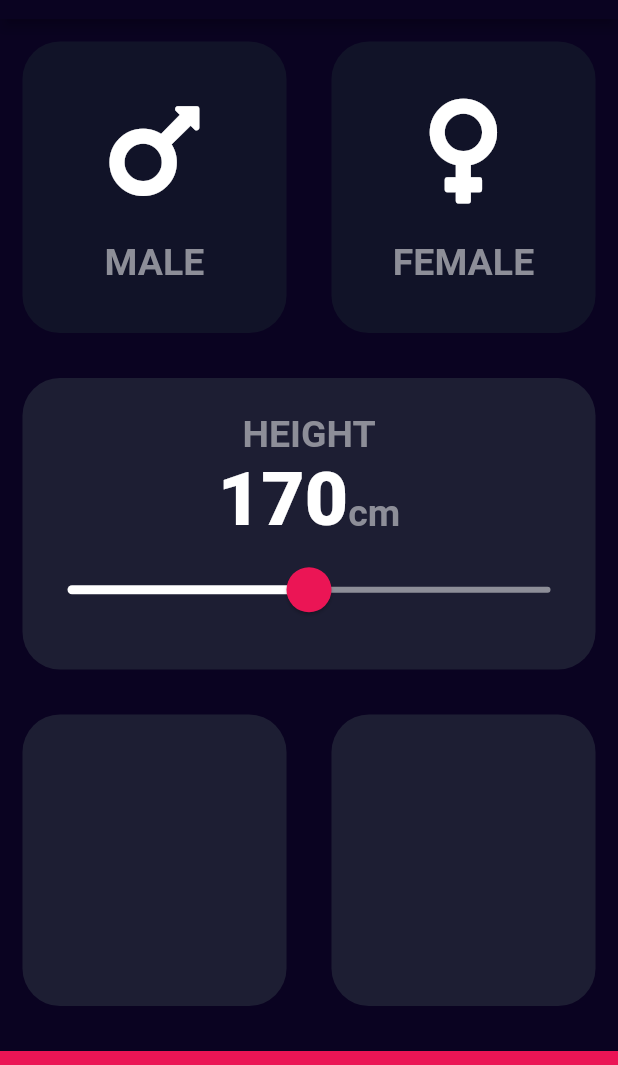
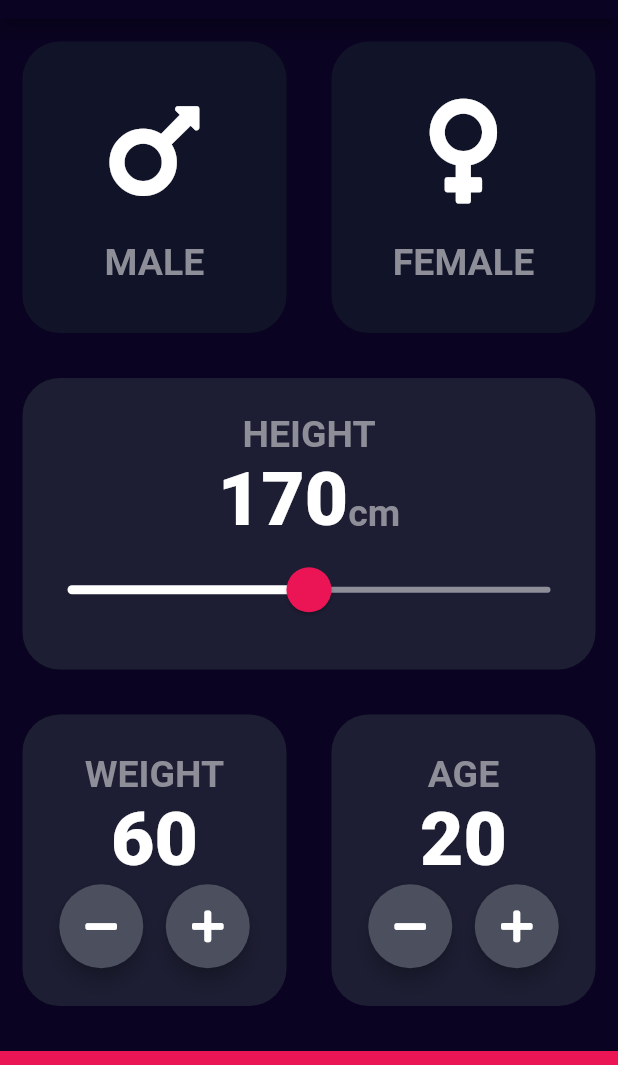
Before and after one commit to kv778/FlutterCourse, a Flutter app: the screen it shows after launch, on a phone screen of 412 x 824 dp, the part 65-1130 px from its top. Run offline on Flutter 3.47's test engine with Material 2 defaults, Android fonts, the phone set to English and light mode, and no system bars; our stand-ins replace audioplayers, font_awesome_flutter.

Commit message:
Added the Weight and Age cards

```diff
--- a/bmi_calculator/lib/input_page.dart
+++ b/bmi_calculator/lib/input_page.dart
@@ -11,13 +11,14 @@ enum Gender {
   female,
 }
 int height = 170;
+int weight = 60;
+int age = 20;
 class InputPage extends StatefulWidget {
   @override
   _InputPageState createState() => _InputPageState();
 }
 
 class _InputPageState extends State<InputPage> {
-
   Gender selectedGender;
 
   @override
@@ -41,12 +42,14 @@ class _InputPageState extends State<InputPage> {
               children: [
                 Expanded(
                   child: ReusableCard(
-                    onPress: (){
+                    onPress: () {
                       setState(() {
                         selectedGender = Gender.male;
                       });
                     },
-                    colour: selectedGender == Gender.male ? kActiveCardColor : kInactiveCardColor,
+                    colour: selectedGender == Gender.male
+                        ? kActiveCardColor
+                        : kInactiveCardColor,
                     cardChild: GenderCard(
                       displayIcon: FontAwesomeIcons.mars,
                       displayText: 'MALE',
@@ -55,12 +58,14 @@ class _InputPageState extends State<InputPage> {
                 ),
                 Expanded(
                   child: ReusableCard(
-                    onPress: (){
+                    onPress: () {
                       setState(() {
                         selectedGender = Gender.female;
                       });
                     },
-                    colour: selectedGender == Gender.female ? kActiveCardColor : kInactiveCardColor,
+                    colour: selectedGender == Gender.female
+                        ? kActiveCardColor
+                        : kInactiveCardColor,
                     cardChild: GenderCard(
                       displayIcon: FontAwesomeIcons.venus,
                       displayText: 'FEMALE',
@@ -72,7 +77,7 @@ class _InputPageState extends State<InputPage> {
           ),
           Expanded(
             child: ReusableCard(
-                colour: kActiveCardColor,
+              colour: kActiveCardColor,
               cardChild: Column(
                 mainAxisAlignment: MainAxisAlignment.center,
                 crossAxisAlignment: CrossAxisAlignment.center,
@@ -110,7 +115,6 @@ class _InputPageState extends State<InputPage> {
                         overlayRadius: 30.0,
                       ),
                     ),
-
                     child: Slider(
                       value: height.toDouble(),
                       min: minHeight.toDouble(),
@@ -130,10 +134,94 @@ class _InputPageState extends State<InputPage> {
             child: Row(
               children: [
                 Expanded(
-                  child: ReusableCard(colour: kActiveCardColor),
+                  child: ReusableCard(
+                      colour: kActiveCardColor,
+                    cardChild: Column(
+                      mainAxisAlignment: MainAxisAlignment.center,
+                      children: [
+                        Text(
+                          'WEIGHT',
+                          style: kLabelTextStyle,
+                        ),
+                        Text(
+                          weight.toString(),
+                          style: kHeightText,
+                        ),
+                        Row(
+                          mainAxisAlignment: MainAxisAlignment.center,
+                          children: [
+                            RoundIconButton(
+                                displayIcon: FontAwesomeIcons.minus,
+                              onPress: () {
+                                  setState(() {
+                                    if(weight > 0) {
+                                      weight--;
+                                    }
+                                  });
+                              },
+                            ),
+                            SizedBox(
+                              width: 15.0,
+                            ),
+                            RoundIconButton(
+                                displayIcon: FontAwesomeIcons.plus,
+                              onPress: (){
+                                  setState(() {
+                                    weight++;
+                                  });
+                              },
+                            ),
+                          ],
+                        ),
+                      ],
+                    ),
+                  ),
                 ),
                 Expanded(
-                  child: ReusableCard(colour: kActiveCardColor),
+                  child: ReusableCard(
+                      colour: kActiveCardColor,
+                    cardChild: Column(
+                      mainAxisAlignment: MainAxisAlignment.center,
+                      children: [
+                        Text(
+                          'AGE',
+                          style: kLabelTextStyle,
+                        ),
+                        Text(
+                          age.toString(),
+                          style: kHeightText,
+                        ),
+                        Row(
+                          mainAxisAlignment: MainAxisAlignment.center,
+                          children: [
+                            RoundIconButton(
+                              displayIcon: FontAwesomeIcons.minus,
+                              onPress: (){
+                                setState(() {
+                                  if(age > 0) {
+                                    age--;
+                                  }
+                                });
+                              },
+                            ),
+                            SizedBox(
+                              width: 15.0,
+                            ),
+                            RoundIconButton(
+                              displayIcon: FontAwesomeIcons.plus,
+                              onPress: (){
+                                setState(() {
+                                  if(age < 100) {
+                                    age++;
+                                  }
+                                });
+                              },
+                            ),
+                          ],
+                        ),
+                      ],
+                    ),
+                  ),
                 ),
               ],
             ),
@@ -149,3 +237,23 @@ class _InputPageState extends State<InputPage> {
     );
   }
 }
+
+class RoundIconButton extends StatelessWidget {
+  RoundIconButton({this.displayIcon, this.onPress});
+  final IconData displayIcon;
+  final Function onPress;
+  @override
+  Widget build(BuildContext context) {
+    return RawMaterialButton(
+      onPressed: onPress,
+      fillColor: Color(0xFF4C4F5E),
+      elevation: 5.0,
+      shape: CircleBorder(),
+      constraints: BoxConstraints.tightFor(
+        width: 56.0,
+        height: 56.0,
+      ),
+      child: Icon(displayIcon),
+    );
+  }
+}
```
